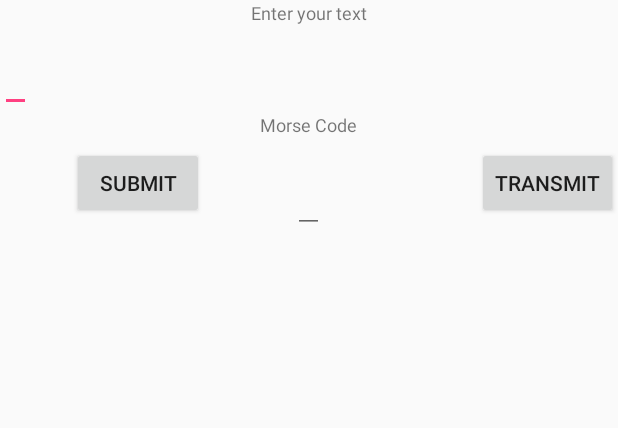
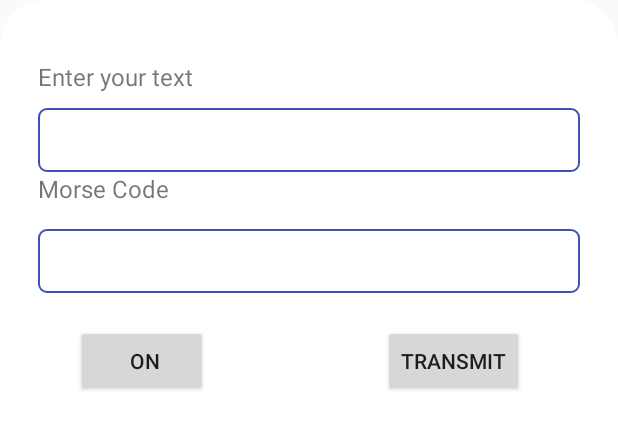
Before and after one commit to dishamahajan/Myapp1, an Android app: the layout customdialog.xml on its own in the app's theme, with its tools: preview values and no code run, on a phone screen of 412 x 824 dp. Shown: the top 428 px of the screen. Run offline under Robolectric (Android 15) with nearby library versions, the phone set to English and light mode, and no system bars.

Commit message:
Morse code changes

```diff
--- a/app/src/main/java/androidflashlightapp/inducesmile/com/myapp1/MainActivity.java
+++ b/app/src/main/java/androidflashlightapp/inducesmile/com/myapp1/MainActivity.java
@@ -327,14 +327,14 @@ public class MainActivity extends AppCompatActivity implements OnCheckedChangeLi
                         @Override
                         public void onClick(View v) {
                             insertText1.setText(MorseCode.alphaToMorse(insertText.getText().toString()));
-                            morseCodeText = MorseCode.alphaToMorse(insertText.getText().toString());
+                            morseCodeText = (MorseCode.alphaToMorse(insertText.getText().toString())).trim();
                         }
                     }
                 );
                 morseButton.setOnClickListener(new View.OnClickListener() {
                     @Override
                     public void onClick(View v) {
-                        if(!insertText1.getText().equals("")) {
+                        if(!insertText1.getText().toString().trim().equals("")) {
                             morseCode.setBackground(getResources().getDrawable(R.drawable.morse_on));
                             morseFlag = !morseFlag;
                             showToast("Morse: ON");
--- a/app/src/main/java/androidflashlightapp/inducesmile/com/myapp1/MorseCode.java
+++ b/app/src/main/java/androidflashlightapp/inducesmile/com/myapp1/MorseCode.java
@@ -27,16 +27,15 @@ public class MorseCode {
     }
 
     public static String alphaToMorse(String englishCode) {
+        englishCode = englishCode.replace("\n", "").replace("\r", "");
         StringBuilder builder = new StringBuilder();
         String[] words = englishCode.trim().split(" ");
 
         for (String word : words) {
             for (int i = 0; i < word.length(); i++) {
                 String morse = ALPHA_TO_MORSE.get(word.substring(i, i + 1).toLowerCase());
-                builder.append(morse).append(" ");
+                builder.append(morse);
             }
-
-            builder.append("  ");
         }
 
         return builder.toString();
--- /dev/null
+++ b/app/src/main/res/drawable/dialogboxbackground.xml
@@ -0,0 +1,12 @@
+<?xml version="1.0" encoding="utf-8"?>
+<shape xmlns:android="http://schemas.android.com/apk/res/android">
+    <solid
+        android:color="@color/white"/>
+    <corners
+        android:radius="30dp" />
+    <padding
+        android:left="10dp"
+        android:top="10dp"
+        android:right="10dp"
+        android:bottom="10dp" />
+</shape>
--- /dev/null
+++ b/app/src/main/res/drawable/edittextbackground.xml
@@ -0,0 +1,6 @@
+<?xml version="1.0" encoding="utf-8"?>
+<shape xmlns:android="http://schemas.android.com/apk/res/android">
+    <solid android:color="#ffffff" />
+    <stroke android:width="1dp" android:color="@color/colorPrimary" />
+    <corners android:radius="5dp" />
+</shape>
--- a/app/src/main/res/layout/customdialog.xml
+++ b/app/src/main/res/layout/customdialog.xml
@@ -1,51 +1,64 @@
 <?xml version="1.0" encoding="utf-8"?>
 <RelativeLayout xmlns:android="http://schemas.android.com/apk/res/android"
-android:layout_width="wrap_content"
-android:layout_height="wrap_content"
+android:layout_width="fill_parent"
+android:layout_height="fill_parent"
+android:background="@drawable/dialogboxbackground"
 >
 
     <TextView
         android:id="@+id/editText"
-        android:layout_width="wrap_content"
+        android:layout_width="match_parent"
         android:layout_height="wrap_content"
         android:text="Enter your text"
-        android:textSize="12dp"
-        android:layout_centerHorizontal = "true"
-        android:layout_alignParentTop="true"/>
+        android:textSize="16dp"
+        android:layout_alignParentLeft="true"
+        android:layout_marginLeft="15dp"
+        android:layout_marginRight="15dp"
+        android:layout_marginTop="30dp" />
 
     <EditText
         android:id="@+id/insertText"
-        android:layout_width="wrap_content"
+        android:layout_width="match_parent"
         android:layout_height="wrap_content"
         android:textSize="20dp"
         android:inputType="textMultiLine"
         android:layout_marginTop="10dp"
         android:layout_below="@+id/editText"
-        android:scrollbarThumbVertical="@dimen/activity_horizontal_margin"
-         />
+        android:layout_alignParentLeft="true"
+        android:layout_marginLeft="15dp"
+        android:layout_marginRight="15dp"
+        android:paddingBottom="15dp"
+        android:background="@drawable/edittextbackground"
+        />
 
     <TextView
         android:id="@+id/editText1"
-        android:layout_width="wrap_content"
+        android:layout_width="match_parent"
         android:layout_height="wrap_content"
         android:text="Morse Code"
-        android:textSize="12dp"
-        android:layout_centerHorizontal="true"
+        android:textSize="16dp"
+        android:layout_alignParentLeft="true"
+        android:layout_marginLeft="15dp"
+        android:layout_marginRight="15dp"
         android:layout_below="@+id/insertText"/>
 
 
     <EditText
         android:id="@+id/insertText1"
-        android:layout_width="wrap_content"
+        android:layout_width="match_parent"
         android:layout_height="wrap_content"
         android:textSize="20dp"
+        android:textColor="@color/black"
         android:inputType="textMultiLine"
         android:layout_marginTop="16dp"
-        android:scrollHorizontally="true"
-        android:layout_centerHorizontal="true"
+        android:layout_alignParentLeft="true"
+        android:layout_marginLeft="15dp"
+        android:layout_marginRight="15dp"
+        android:paddingBottom="15dp"
         android:layout_below="@+id/editText1"
-        android:clickable="false"
-        android:scrollbarThumbVertical="@dimen/activity_vertical_margin"
+        android:enabled="false"
+        android:layout_marginBottom="29dp"
+        android:background="@drawable/edittextbackground"
         />
 
 
@@ -53,23 +66,28 @@ android:layout_height="wrap_content"
         android:id="@+id/submitButton"
         android:layout_width="wrap_content"
         android:layout_height="wrap_content"
-        android:text=" Submit "
-        android:layout_marginLeft="48dp"
-        android:layout_marginStart="48dp"
-        android:layout_alignBottom="@+id/transmit"
-     />
+        android:text=" ON"
+        android:layout_marginLeft="25dp"
+        android:layout_marginStart="25dp"
+        android:layout_marginTop="64dp"
+        android:layout_marginBottom="20dp"
+        android:layout_alignTop="@+id/insertText1"
+        android:layout_alignLeft="@+id/insertText1"
+        android:layout_alignStart="@+id/insertText1" />
 
     <Button
         android:id="@+id/transmit"
         android:layout_width="wrap_content"
         android:layout_height="wrap_content"
         android:text="Transmit"
-        android:layout_marginRight="36dp"
-        android:layout_marginLeft="12dp"
-        android:layout_marginEnd="36dp"
-        android:layout_marginTop="98dp"
-        android:layout_alignParentRight="true"
-        android:layout_alignParentEnd="true" />
+        android:layout_marginLeft="37dp"
+        android:layout_marginRight="37dp"
+        android:layout_marginEnd="37dp"
+        android:layout_marginBottom="20dp"
+        android:layout_alignBaseline="@+id/submitButton"
+        android:layout_alignBottom="@+id/submitButton"
+        android:layout_alignRight="@+id/insertText1"
+        android:layout_alignEnd="@+id/insertText1" />
 
 
 
```
